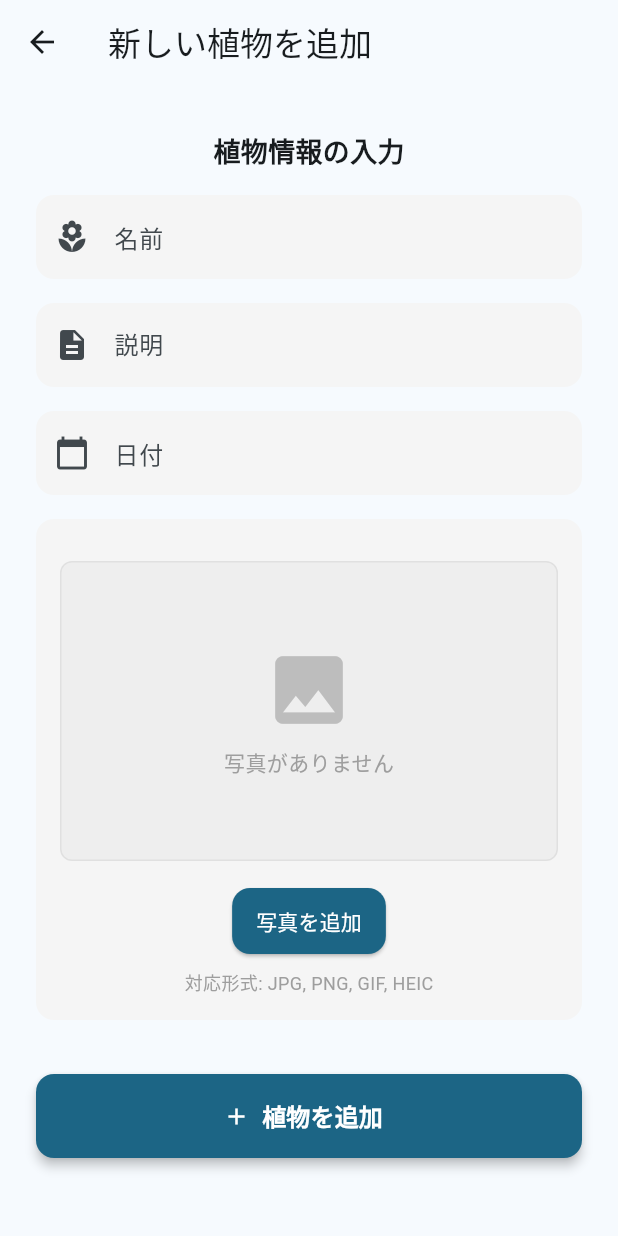
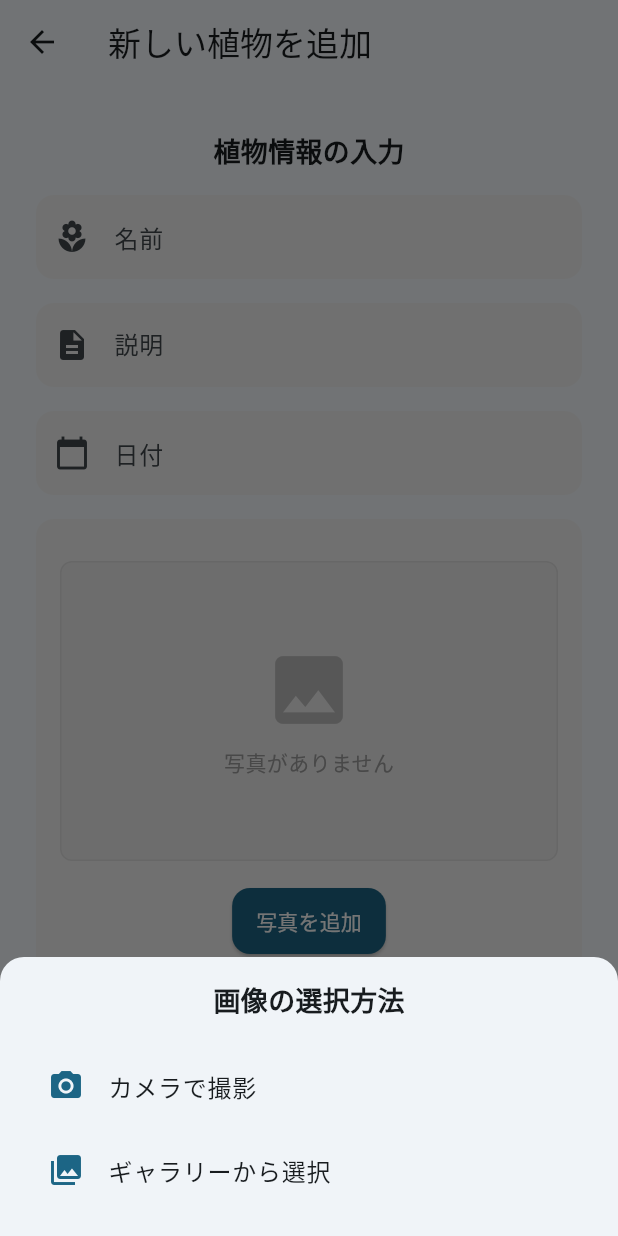
Before and after one commit to Maple01A/flutter_application_2024, a Flutter app: the AddPlantScreen screen opened directly, after a tap on "写真を追加", on a phone screen of 412 x 824 dp. Run offline on Flutter 3.47's test engine with Material 3 defaults, Android fonts, the phone set to English and light mode, and no system bars; our stand-ins replace cached_network_image, cloud_firestore, firebase_auth, firebase_core, firebase_storage, flutter_colorpicker and 2 more; missing offline and left inert: firebase_app_check, mailer; accounts and stored records are empty.

Commit message:
新規機能の実装

```diff
--- a/lib/add.dart
+++ b/lib/add.dart
@@ -97,10 +97,10 @@ class _AddPlantScreenState extends State<AddPlantScreen> {
   }
 
   // 画像選択処理
-  Future<void> _pickImage() async {
+  Future<void> _pickImage({required ImageSource source}) async {
     try {
       final pickedFile = await ImagePicker().pickImage(
-        source: ImageSource.gallery,
+        source: source,
         maxWidth: 1024,
         maxHeight: 1024,
         imageQuality: 85,
@@ -144,6 +144,52 @@ class _AddPlantScreenState extends State<AddPlantScreen> {
 
       setState(() => _isLoading = false);
     }
+  }
+
+  // 画像取得方法の選択ダイアログを表示
+  void _showImageSourceDialog() {
+    showModalBottomSheet(
+      context: context,
+      shape: RoundedRectangleBorder(
+        borderRadius: BorderRadius.vertical(top: Radius.circular(16)),
+      ),
+      builder: (BuildContext context) {
+        return SafeArea(
+          child: Padding(
+            padding: const EdgeInsets.all(16.0),
+            child: Column(
+              mainAxisSize: MainAxisSize.min,
+              children: [
+                Text(
+                  '画像の選択方法',
+                  style: TextStyle(
+                    fontSize: 18,
+                    fontWeight: FontWeight.bold,
+                  ),
+                ),
+                SizedBox(height: 16),
+                ListTile(
+                  leading: Icon(Icons.camera_alt, color: Theme.of(context).colorScheme.primary),
+                  title: Text('カメラで撮影'),
+                  onTap: () {
+                    Navigator.pop(context);
+                    _pickImage(source: ImageSource.camera);
+                  },
+                ),
+                ListTile(
+                  leading: Icon(Icons.photo_library, color: Theme.of(context).colorScheme.primary),
+                  title: Text('ギャラリーから選択'),
+                  onTap: () {
+                    Navigator.pop(context);
+                    _pickImage(source: ImageSource.gallery);
+                  },
+                ),
+              ],
+            ),
+          ),
+        );
+      },
+    );
   }
 
   // Firebase Storageへのアップロード
@@ -472,7 +518,7 @@ class _AddPlantScreenState extends State<AddPlantScreen> {
                                 ElevatedButton.icon(
                                   onPressed: (_isUploading || _isLoading)
                                       ? null
-                                      : _pickImage,
+                                      : _showImageSourceDialog,
                                   label:
                                       Text(_image == null ? '写真を追加' : '写真を変更'),
                                   style: ElevatedButton.styleFrom(
--- a/lib/main.dart
+++ b/lib/main.dart
@@ -913,7 +913,7 @@ class _PlantListScreenState extends State<PlantListScreen> {
       itemCount: filteredPlants.length,
       gridDelegate: SliverGridDelegateWithFixedCrossAxisCount(
         crossAxisCount: widget.crossAxisCount,
-        childAspectRatio: 0.8, // アスペクト比を少し調整（写真のスペースを確保）
+        childAspectRatio: 0.8, // アスペクト比を少し調整
         crossAxisSpacing: 12, // 横の間隔を広げる
         mainAxisSpacing: 12, // 縦の間隔を広げる
       ),
```
Also changed, not shown: 6 other files.
